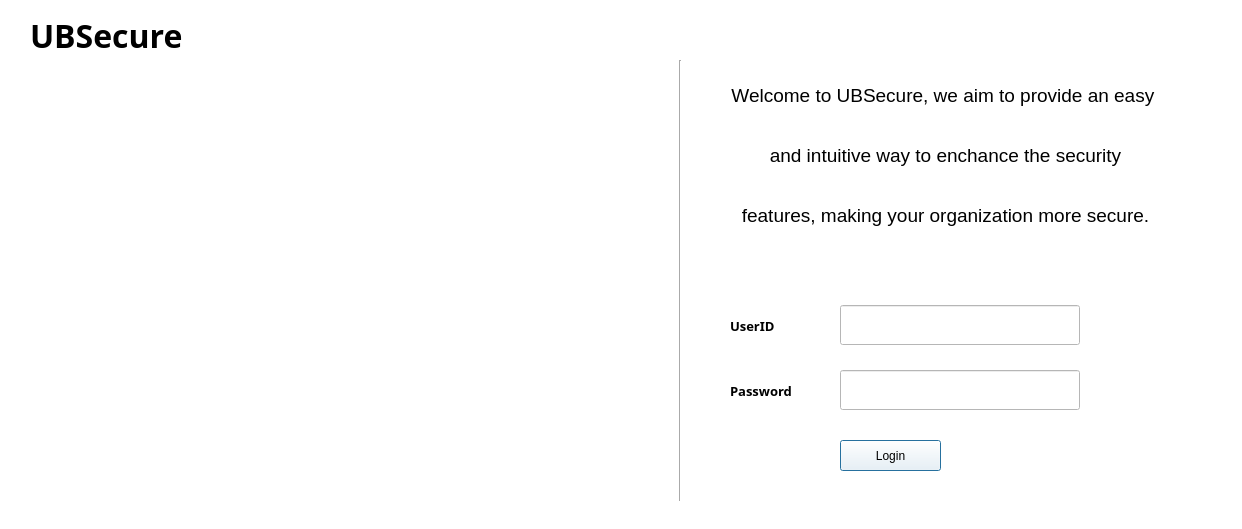
Before: the Qt Designer form loginpage.ui in aadityakm113/UBSecure, drawn with Qt 5.
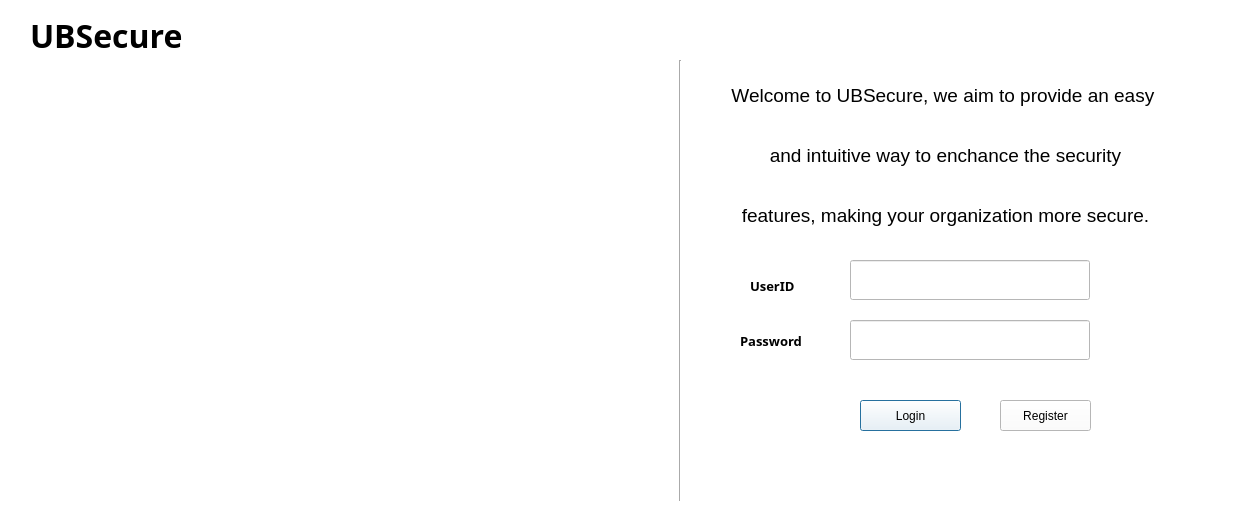
After: the same form once the commit is applied. Icons and pictures are not drawn.

The edit to the form file:
```diff
--- a/loginpage.ui
+++ b/loginpage.ui
@@ -31,8 +31,8 @@
   <widget class="QLabel" name="passask">
    <property name="geometry">
     <rect>
-     <x>730</x>
-     <y>300</y>
+     <x>750</x>
+     <y>260</y>
      <width>61</width>
      <height>51</height>
     </rect>
@@ -52,8 +52,8 @@
   <widget class="QPushButton" name="submitbutton">
    <property name="geometry">
     <rect>
-     <x>840</x>
-     <y>440</y>
+     <x>860</x>
+     <y>400</y>
      <width>101</width>
      <height>31</height>
     </rect>
@@ -65,8 +65,8 @@
   <widget class="QLineEdit" name="lineEdit">
    <property name="geometry">
     <rect>
-     <x>840</x>
-     <y>370</y>
+     <x>850</x>
+     <y>320</y>
      <width>240</width>
      <height>40</height>
     </rect>
@@ -138,8 +138,8 @@
   <widget class="QLineEdit" name="lineEdit_2">
    <property name="geometry">
     <rect>
-     <x>840</x>
-     <y>305</y>
+     <x>850</x>
+     <y>260</y>
      <width>240</width>
      <height>40</height>
     </rect>
@@ -148,8 +148,8 @@
   <widget class="QLabel" name="label_6">
    <property name="geometry">
     <rect>
-     <x>730</x>
-     <y>370</y>
+     <x>740</x>
+     <y>320</y>
      <width>81</width>
      <height>41</height>
     </rect>
@@ -170,9 +170,9 @@
    <property name="geometry">
     <rect>
      <x>30</x>
-     <y>70</y>
+     <y>40</y>
      <width>611</width>
-     <height>451</height>
+     <height>491</height>
     </rect>
    </property>
    <property name="text">
@@ -190,7 +190,7 @@
     <rect>
      <x>30</x>
      <y>0</y>
-     <width>211</width>
+     <width>191</width>
      <height>71</height>
     </rect>
    </property>
@@ -219,6 +219,32 @@
     <enum>Qt::Vertical</enum>
    </property>
   </widget>
+  <widget class="QPushButton" name="Registerbutton">
+   <property name="geometry">
+    <rect>
+     <x>1000</x>
+     <y>400</y>
+     <width>91</width>
+     <height>31</height>
+    </rect>
+   </property>
+   <property name="text">
+    <string>Register</string>
+   </property>
+  </widget>
+  <widget class="QLabel" name="warninglabel">
+   <property name="geometry">
+    <rect>
+     <x>850</x>
+     <y>460</y>
+     <width>241</width>
+     <height>31</height>
+    </rect>
+   </property>
+   <property name="text">
+    <string/>
+   </property>
+  </widget>
  </widget>
  <resources/>
  <connections/>
```
